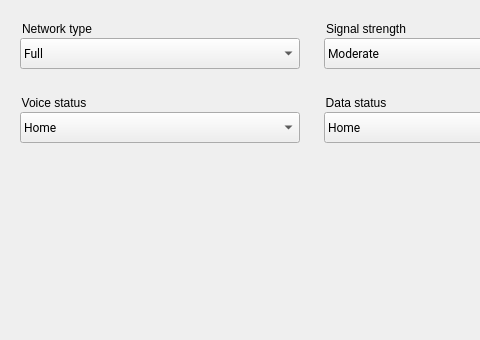
This is android/android-emu/android/skin/qt/extended-pages/cellular-page.ui in aosp-mirror/platform_external_qemu as Qt 5 draws it before an edit; both pictures show x 0 to 480 and y 0 to 340 of the 622 by 580 pixel window. The edited form follows.
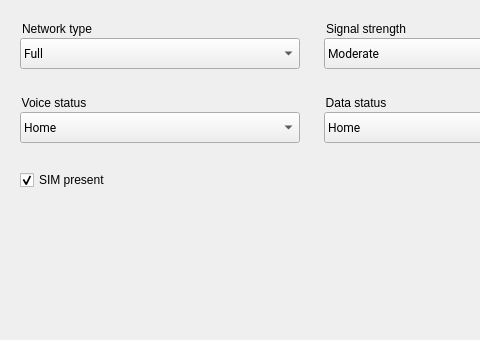
This is the edited form.

Commit message: [UI] Add control for SIM present/absent

Diff of the .ui file:
```diff
--- a/android/android-emu/android/skin/qt/extended-pages/cellular-page.ui
+++ b/android/android-emu/android/skin/qt/extended-pages/cellular-page.ui
@@ -291,6 +291,31 @@
     </property>
    </item>
   </widget>
+  <widget class="QCheckBox" name="cell_simBox">
+   <property name="geometry">
+    <rect>
+     <x>20</x>
+     <y>168</y>
+     <width>171</width>
+     <height>24</height>
+    </rect>
+   </property>
+   <property name="text">
+    <string>SIM present</string>
+   </property>
+   <property name="iconSize">
+    <size>
+     <width>24</width>
+     <height>24</height>
+    </size>
+   </property>
+   <property name="checked">
+    <bool>true</bool>
+   </property>
+   <property name="ColorGroup" stdset="0">
+    <string>Toggle</string>
+   </property>
+  </widget>
  </widget>
  <tabstops>
   <tabstop>cell_standardBox</tabstop>
```
The commit also changes 16 other files.
